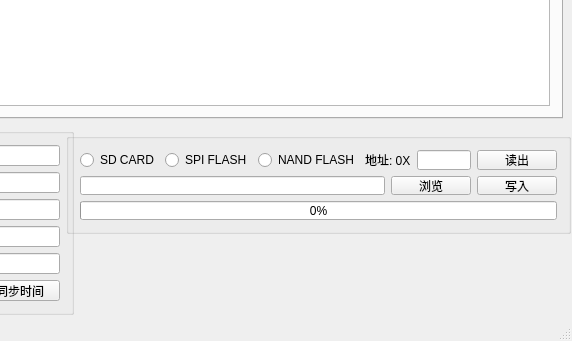
Before: the Qt Designer form mainwindow.ui in zpzyf/DeviceManager, drawn with Qt 5; both pictures show x 228 to 800 and y 285 to 626 of the 800 by 626 pixel window.
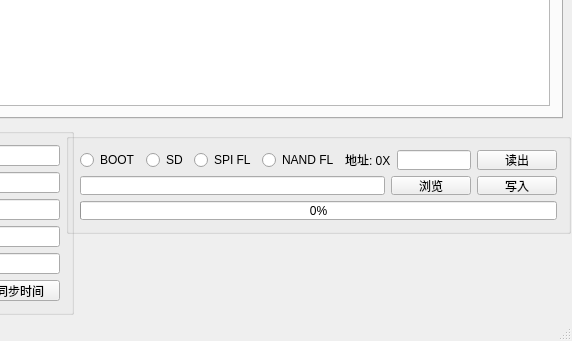
After: the same form once the commit is applied. Icons and pictures are not drawn.

Commit message: 添加boot选项，完善fugu通信协议

Patch:
```diff
--- a/mainwindow.ui
+++ b/mainwindow.ui
@@ -154,24 +154,31 @@
       <layout class="QHBoxLayout" name="horizontalLayout_3">
        <item>
         <layout class="QHBoxLayout" name="horizontalLayout">
+         <item>
+          <widget class="QRadioButton" name="bootChk">
+           <property name="text">
+            <string>BOOT</string>
+           </property>
+          </widget>
+         </item>
          <item>
           <widget class="QRadioButton" name="sdcardChk">
            <property name="text">
-            <string>SD CARD</string>
+            <string>SD</string>
            </property>
           </widget>
          </item>
          <item>
           <widget class="QRadioButton" name="spiflashChk">
            <property name="text">
-            <string>SPI FLASH</string>
+            <string>SPI FL</string>
            </property>
           </widget>
          </item>
          <item>
           <widget class="QRadioButton" name="nandflashChk">
            <property name="text">
-            <string>NAND FLASH</string>
+            <string>NAND FL</string>
            </property>
           </widget>
          </item>
```
The commit also changes 6 other files.
